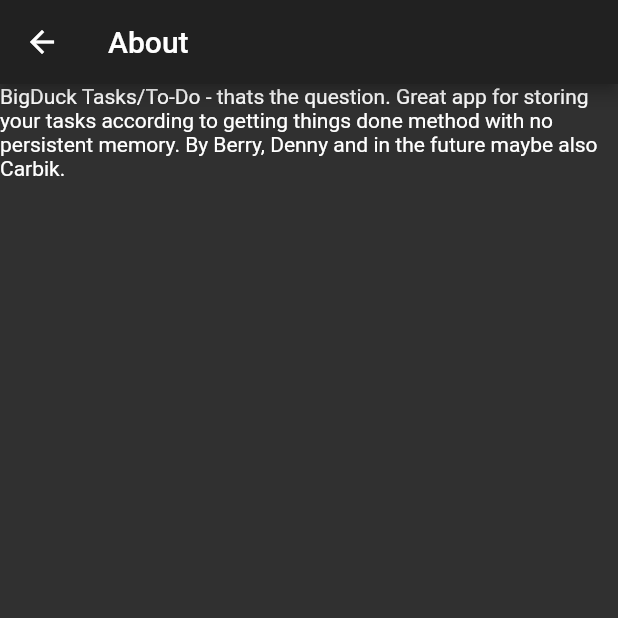
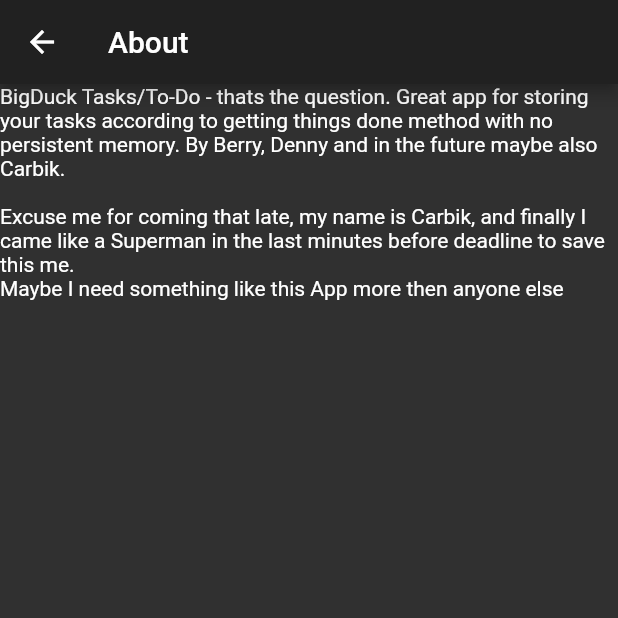
Before and after one commit to Honza0297/ITU, a Flutter app: the AboutScreen screen opened by its route, on a phone screen of 412 x 824 dp, the top half of it. Run offline on Flutter 3.47's test engine with Material 2 defaults, Android fonts, the phone set to English and light mode, and no system bars; our stand-ins replace flutter_slidable, shared_preferences; missing offline and left inert: device_apps; accounts and stored records are empty; statements that could not run were skipped.

Commit message:
Updated headers of my files, and updated about
EEEEEEO

```diff
--- a/lib/AboutScreen.dart
+++ b/lib/AboutScreen.dart
@@ -38,7 +38,7 @@ class _AboutScreenState extends State<AboutScreen> {
           },
         ),
       ),
-      body: Text("BigDuck Tasks/To-Do - thats the question. Great app for storing your tasks according to getting things done method with no persistent memory. By Berry, Denny and in the future maybe also Carbik."),
+      body: Text("BigDuck Tasks/To-Do - thats the question. Great app for storing your tasks according to getting things done method with no persistent memory. By Berry, Denny and in the future maybe also Carbik.\n\nExcuse me for coming that late, my name is Carbik, and finally I came like a Superman in the last minutes before deadline to save this me.\nMaybe I need something like this App more then anyone else"),
     );
   }
 }
--- a/lib/Projects/DetailProjectScreen.dart
+++ b/lib/Projects/DetailProjectScreen.dart
@@ -1,5 +1,6 @@
-/*
-Author: Jan Carba xcarba00
+/**
+ * Projekt do predmetu ITU na FIT VUT v Brne - tym xberan43, xbuben05, xcarba00
+ * Autori tohoto souboru: Jan Carba (xcarba00)
  */
 
 import 'package:flutter/cupertino.dart';
--- a/lib/Projects/NewProject.dart
+++ b/lib/Projects/NewProject.dart
@@ -1,3 +1,8 @@
+/**
+ * Projekt do predmetu ITU na FIT VUT v Brne - tym xberan43, xbuben05, xcarba00
+ * Autori tohoto souboru: Jan Carba (xcarba00)
+ */
+
 import 'package:flutter/cupertino.dart';
 import 'package:flutter/material.dart';
 import 'package:flutter/services.dart';
--- a/lib/Projects/NewTaskInProject.dart
+++ b/lib/Projects/NewTaskInProject.dart
@@ -1,3 +1,8 @@
+/**
+ * Projekt do predmetu ITU na FIT VUT v Brne - tym xberan43, xbuben05, xcarba00
+ * Autori tohoto souboru: Jan Carba (xcarba00)
+ */
+
 import 'package:flutter/cupertino.dart';
 import 'package:flutter/material.dart';
 import 'package:flutter/services.dart';
--- a/lib/Projects/Project.dart
+++ b/lib/Projects/Project.dart
@@ -1,3 +1,8 @@
+/**
+ * Projekt do predmetu ITU na FIT VUT v Brne - tym xberan43, xbuben05, xcarba00
+ * Autori tohoto souboru: Jan Carba (xcarba00)
+ */
+
 import 'package:flutter/cupertino.dart';
 import 'package:itu/Task.dart';
 import 'package:itu/TaskBox.dart';
--- a/lib/Projects/ProjectBox.dart
+++ b/lib/Projects/ProjectBox.dart
@@ -1,3 +1,8 @@
+/**
+ * Projekt do predmetu ITU na FIT VUT v Brne - tym xberan43, xbuben05, xcarba00
+ * Autori tohoto souboru: Jan Carba (xcarba00)
+ */
+
 import 'dart:ui' as prefix0;
 
 import 'package:flutter/cupertino.dart';
--- a/lib/Projects/Projects.dart
+++ b/lib/Projects/Projects.dart
@@ -1,3 +1,8 @@
+/**
+ * Projekt do predmetu ITU na FIT VUT v Brne - tym xberan43, xbuben05, xcarba00
+ * Autori tohoto souboru: Jan Carba (xcarba00)
+ */
+
 import 'package:device_apps/device_apps.dart';
 import 'package:flutter/cupertino.dart';
 import 'package:flutter/material.dart';
```
